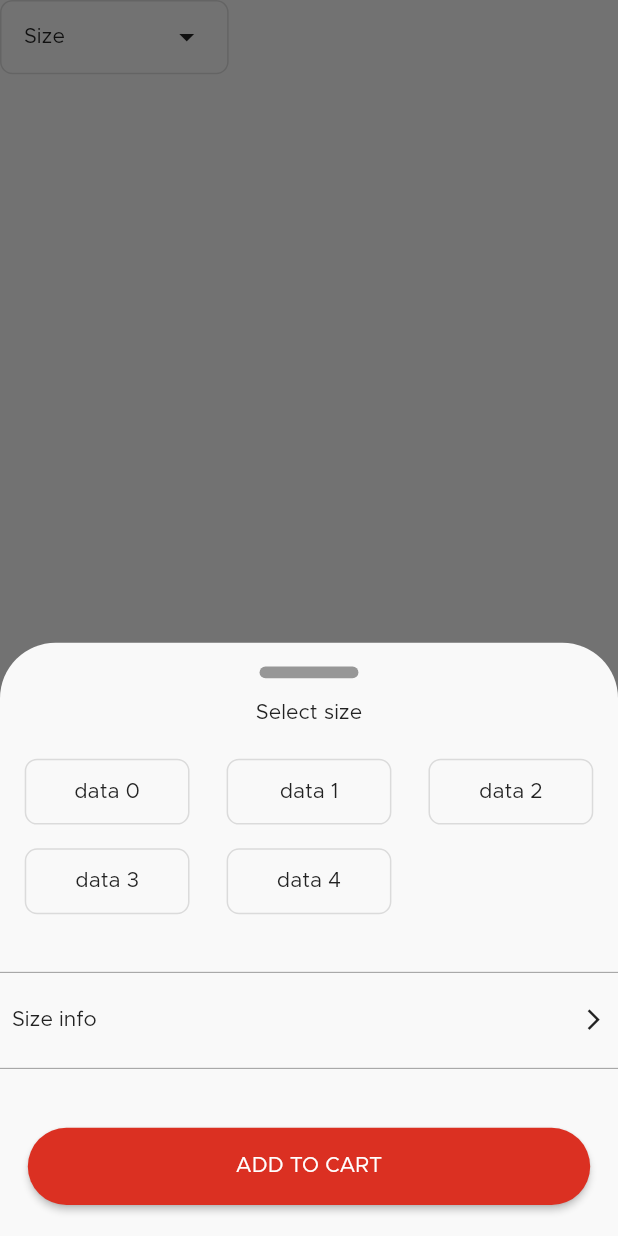
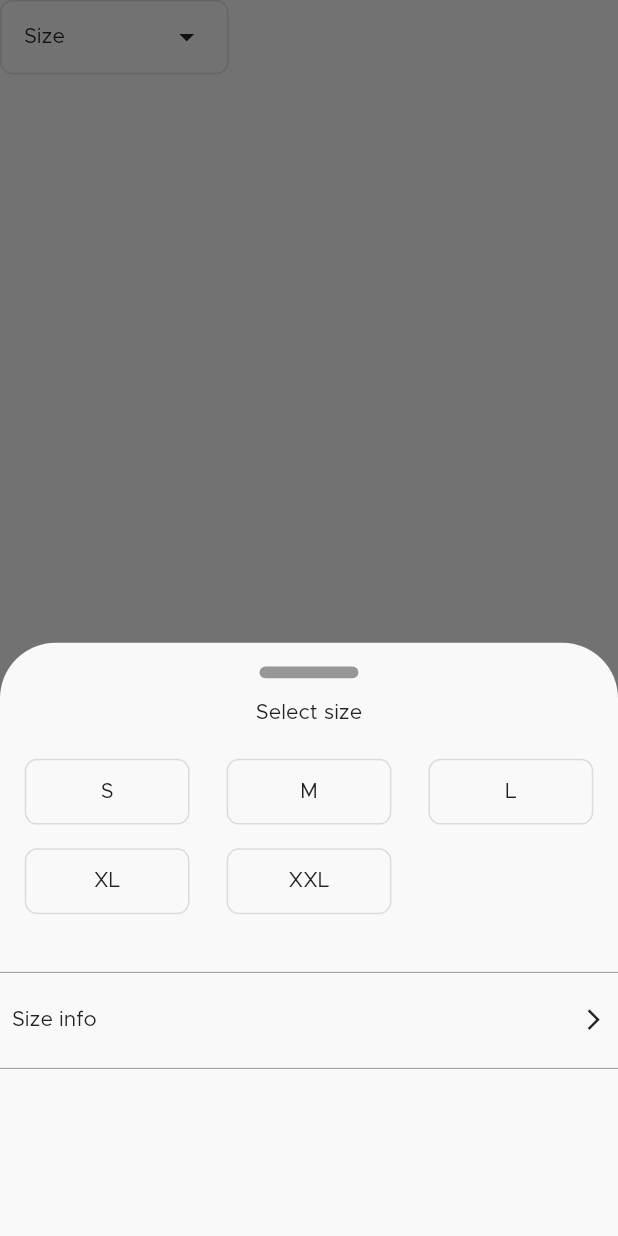
Before and after one commit to fdldestriana/fively-ecommerce, a Flutter app: the OutlinedButtonCustom widget shown alone on an empty page, opened directly, after a tap on "Size", on a phone screen of 412 x 824 dp. Run offline on Flutter 3.47's test engine with Material 2 defaults, Android fonts, the light colour scheme and no system bars; our stand-ins replace email_validator, flutter_screenutil; network calls fail.

Commit message:
finishing showmodalbottomsheet

```diff
--- /dev/null
+++ b/lib/models/product_color.dart
@@ -0,0 +1,10 @@
+enum ProductColor { black, white, red, gray, peach, blue }
+
+const Map<ProductColor, String> sizeValue = {
+  ProductColor.black: "Black",
+  ProductColor.white: "White",
+  ProductColor.red: "Red",
+  ProductColor.gray: "Gray",
+  ProductColor.peach: "Peach",
+  ProductColor.blue: "Blue",
+};
--- /dev/null
+++ b/lib/models/product_size.dart
@@ -0,0 +1,9 @@
+enum ProductSize { s, m, l, xl, xxl }
+
+const Map<ProductSize, String> sizeValue = {
+  ProductSize.s: "S",
+  ProductSize.m: "M",
+  ProductSize.l: "L",
+  ProductSize.xl: "XL",
+  ProductSize.xxl: "XXL",
+};
--- a/lib/pages/product_detail_page.dart
+++ b/lib/pages/product_detail_page.dart
@@ -89,7 +89,9 @@ class ProductDetailPage extends StatelessWidget {
                       text: TextSpan(
                         text: product.category,
                         style: const TextStyle(
-                            fontSize: 24, fontWeight: FontWeight.w700),
+                            color: Color(0xFF222222),
+                            fontSize: 24,
+                            fontWeight: FontWeight.w700),
                         children: <TextSpan>[
                           TextSpan(
                               text: '\n${product.title}',
--- a/lib/widgets/modal_bottom_sheet.dart
+++ b/lib/widgets/modal_bottom_sheet.dart
@@ -1,5 +1,7 @@
+import 'package:fively_ecommerce/models/product_color.dart';
+import 'package:fively_ecommerce/models/product_size.dart';
 import 'package:fively_ecommerce/utils/size.dart';
-import 'package:fively_ecommerce/widgets/custom_button.dart';
+// import 'package:fively_ecommerce/widgets/custom_button.dart';
 import 'package:flutter/material.dart';
 
 class ModalBottomSheet extends StatelessWidget {
@@ -13,9 +15,19 @@ class ModalBottomSheet extends StatelessWidget {
   Widget build(BuildContext context) {
     final SizeConfig sizeConfig = SizeConfig();
     sizeConfig.init(context);
-
     final bodyWidth = sizeConfig.screenWidth;
     final bodyHeight = sizeConfig.screenHeight;
+
+    List<String?> sizeValue = [];
+    for (var size in ProductSize.values) {
+      sizeValue.add(size.toString().split('.').elementAt(1));
+    }
+
+    List<String?> colorValue = [];
+    for (var color in ProductColor.values) {
+      colorValue.add(color.toString().split('.').elementAt(1));
+    }
+    final choosen = (title == 'Size') ? sizeValue : colorValue;
     return Container(
       decoration: BoxDecoration(
           color: const Color(0xFFF9F9F9),
@@ -64,17 +76,18 @@ class ModalBottomSheet extends StatelessWidget {
                         ),
                         itemBuilder: (BuildContext context, int index) {
                           return OutlinedButton(
-                            onPressed: () {},
+                            onPressed: () {
+                              Navigator.pop(context, choosen[index]);
+                            },
                             style: OutlinedButton.styleFrom(
-                                shape: RoundedRectangleBorder(
-                                    borderRadius: BorderRadius.circular(
-                                        constraint.maxWidth * 0.02)),
-                                fixedSize: Size(constraint.maxWidth * 0.17,
-                                    constraint.maxHeight * 0.01)),
-                            child: Text('data $index'),
+                              shape: RoundedRectangleBorder(
+                                  borderRadius: BorderRadius.circular(
+                                      constraint.maxWidth * 0.02)),
+                            ),
+                            child: Text('${choosen[index]?.toUpperCase()}'),
                           );
                         },
-                        itemCount: 5,
+                        itemCount: choosen.length,
                         physics: const NeverScrollableScrollPhysics(),
                         shrinkWrap: true,
                       ),
@@ -103,10 +116,10 @@ class ModalBottomSheet extends StatelessWidget {
                   SizedBox(
                     height: constraint.maxHeight * 0.08,
                   ),
-                  CustomButton(
-                      title: 'ADD TO CART',
-                      widthSize: constraint.maxWidth * 0.91,
-                      heightSize: constraint.maxHeight * 0.13)
+                  // CustomButton(
+                  //     title: 'ADD TO CART',
+                  //     widthSize: constraint.maxWidth * 0.91,
+                  //     heightSize: constraint.maxHeight * 0.13)
                 ],
               )),
     );
--- a/lib/widgets/outlined_button_custom.dart
+++ b/lib/widgets/outlined_button_custom.dart
@@ -15,14 +15,17 @@ class OutlinedButtonCustom extends StatefulWidget {
 }
 
 class _OutlinedButtonCustomState extends State<OutlinedButtonCustom> {
-  late String choosen;
+  String? size;
+  String? color;
+  String? choosen;
+
   @override
   Widget build(BuildContext context) {
     final SizeConfig sizeConfig = SizeConfig();
     sizeConfig.init(context);
-
     final bodyWidth = sizeConfig.screenWidth;
     final bodyHeight = sizeConfig.screenHeight;
+
     return OutlinedButton(
         style: OutlinedButton.styleFrom(
             shape: RoundedRectangleBorder(
@@ -33,11 +36,16 @@ class _OutlinedButtonCustomState extends State<OutlinedButtonCustom> {
               context: context,
               builder: (BuildContext context) => ModalBottomSheet(
                     title: widget.title,
-                  ));
+                  )).then((value) {
+            setState(() {
+              choosen = value;
+            });
+          });
         },
-        child: Row(
+        child: (choosen == null)
+            ? Row(
                 mainAxisAlignment: MainAxisAlignment.spaceBetween,
-          children: <Widget>[
+                children: [
                   Text(
                     widget.title,
                   ),
@@ -45,6 +53,7 @@ class _OutlinedButtonCustomState extends State<OutlinedButtonCustom> {
                     Icons.arrow_drop_down_sharp,
                   )
                 ],
-        ));
+              )
+            : Text(choosen!.toUpperCase()));
   }
 }
```
Lines whose indentation alone changed are shown as unchanged.
